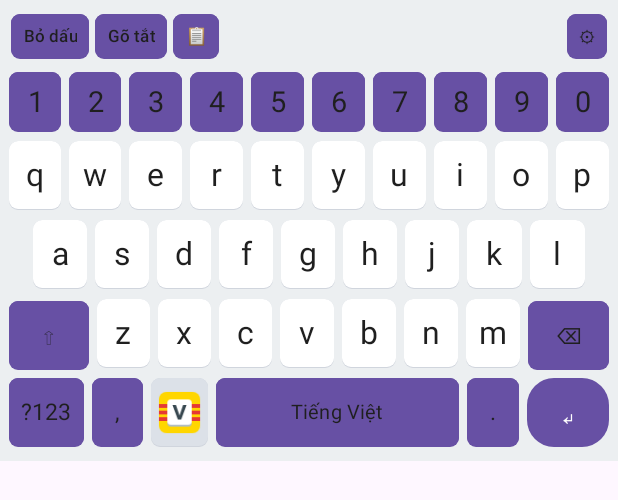
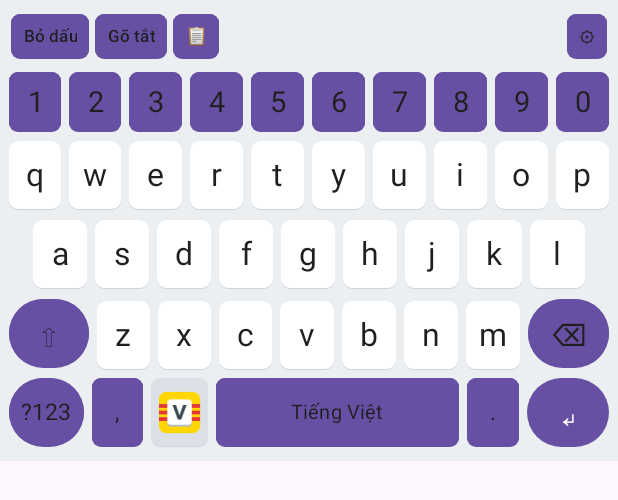
Before and after one commit to no-vici/vnchflex, an Android app: the layout keyboard_view.xml on its own in the app's theme, with its tools: preview values and no code run, on a phone screen of 412 x 824 dp. Shown: the top 500 px of the screen. Run offline under Robolectric (Android 15) with nearby library versions, the phone set to English and light mode, and no system bars.

Commit message:
fix(ui,ime): remove composing underline, set app icon, and use Gboard oval keys with larger icons

```diff
--- a/app/src/main/AndroidManifest.xml
+++ b/app/src/main/AndroidManifest.xml
@@ -3,6 +3,8 @@
 
     <application
         android:allowBackup="true"
+        android:icon="@drawable/ic_switch_ime_logo"
+        android:roundIcon="@drawable/ic_switch_ime_logo"
         android:label="@string/app_name"
         android:supportsRtl="true"
         android:theme="@style/Theme.VietKeyboard">
--- a/app/src/main/res/drawable/key_enter_bg.xml
+++ b/app/src/main/res/drawable/key_enter_bg.xml
@@ -1,5 +1,5 @@
 <?xml version="1.0" encoding="utf-8"?>
 <shape xmlns:android="http://schemas.android.com/apk/res/android" android:shape="rectangle">
     <solid android:color="@color/accent" />
-    <corners android:radius="18dp" />
+    <corners android:radius="24dp" />
 </shape>
--- /dev/null
+++ b/app/src/main/res/drawable/key_oval_func_bg.xml
@@ -0,0 +1,15 @@
+<?xml version="1.0" encoding="utf-8"?>
+<layer-list xmlns:android="http://schemas.android.com/apk/res/android">
+    <item>
+        <shape android:shape="rectangle">
+            <solid android:color="@color/key_shadow" />
+            <corners android:radius="24dp" />
+        </shape>
+    </item>
+    <item android:bottom="1.2dp">
+        <shape android:shape="rectangle">
+            <solid android:color="@color/key_func_bg" />
+            <corners android:radius="24dp" />
+        </shape>
+    </item>
+</layer-list>
--- a/app/src/main/res/layout/keyboard_view.xml
+++ b/app/src/main/res/layout/keyboard_view.xml
@@ -112,7 +112,7 @@
 
         <!-- Row 3: Gboard Shift (⇧) + Z X C V B N M + Backspace (⌫) -->
         <LinearLayout android:layout_width="match_parent" android:layout_height="wrap_content" android:orientation="horizontal">
-            <Button android:id="@+id/key_shift" style="@style/FuncKeyBtn" android:layout_weight="1.5" android:text="⇧" />
+            <Button android:id="@+id/key_shift" style="@style/OvalIconKeyBtn" android:layout_weight="1.5" android:text="⇧" />
             <com.vnchflex.vietkeyboard.ime.GboardKeyButton android:id="@+id/key_z" style="@style/KeyBtn" android:text="z" />
             <com.vnchflex.vietkeyboard.ime.GboardKeyButton android:id="@+id/key_x" style="@style/KeyBtn" android:text="x" />
             <com.vnchflex.vietkeyboard.ime.GboardKeyButton android:id="@+id/key_c" style="@style/KeyBtn" android:text="c" />
@@ -120,12 +120,12 @@
             <com.vnchflex.vietkeyboard.ime.GboardKeyButton android:id="@+id/key_b" style="@style/KeyBtn" android:text="b" />
             <com.vnchflex.vietkeyboard.ime.GboardKeyButton android:id="@+id/key_n" style="@style/KeyBtn" android:text="n" />
             <com.vnchflex.vietkeyboard.ime.GboardKeyButton android:id="@+id/key_m" style="@style/KeyBtn" android:text="m" />
-            <Button android:id="@+id/key_backspace" style="@style/FuncKeyBtn" android:layout_weight="1.5" android:text="⌫" />
+            <Button android:id="@+id/key_backspace" style="@style/OvalIconKeyBtn" android:layout_weight="1.5" android:text="⌫" />
         </LinearLayout>
 
         <!-- Row 4: ?123 | , | Logo Switch IME | (Optional Emoji) | Spacebar | . | Enter -->
         <LinearLayout android:layout_width="match_parent" android:layout_height="wrap_content" android:baselineAligned="false" android:gravity="center_vertical" android:orientation="horizontal">
-            <Button android:id="@+id/key_mode_symbols" style="@style/FuncKeyBtn" android:layout_weight="1.3" android:text="\?123" />
+            <Button android:id="@+id/key_mode_symbols" style="@style/OvalFuncKeyBtn" android:layout_weight="1.3" android:text="\?123" />
             <Button android:id="@+id/key_comma" style="@style/FuncKeyBtn" android:layout_weight="0.9" android:text="," />
             <ImageButton android:id="@+id/key_switch_ime" style="@style/LogoSwitchKeyBtn" android:layout_weight="1.0" android:src="@drawable/ic_switch_ime_logo" android:contentDescription="@string/app_name" />
             <Button android:id="@+id/key_emoji" style="@style/FuncKeyBtn" android:layout_weight="0.9" android:text="😊" android:visibility="gone" />
@@ -178,11 +178,11 @@
             <Button android:id="@+id/s1_semi" style="@style/KeyBtn" android:text=";" />
             <Button android:id="@+id/s1_excl" style="@style/KeyBtn" android:text="!" />
             <Button android:id="@+id/s1_quest" style="@style/KeyBtn" android:text="\?" />
-            <Button android:id="@+id/key_backspace_s1" style="@style/FuncKeyBtn" android:layout_weight="1.5" android:text="⌫" />
+            <Button android:id="@+id/key_backspace_s1" style="@style/OvalIconKeyBtn" android:layout_weight="1.5" android:text="⌫" />
         </LinearLayout>
 
         <LinearLayout android:layout_width="match_parent" android:layout_height="wrap_content" android:baselineAligned="false" android:gravity="center_vertical" android:orientation="horizontal">
-            <Button android:id="@+id/key_mode_letters_s1" style="@style/FuncKeyBtn" android:layout_weight="1.3" android:text="ABC" />
+            <Button android:id="@+id/key_mode_letters_s1" style="@style/OvalFuncKeyBtn" android:layout_weight="1.3" android:text="ABC" />
             <Button android:id="@+id/s1_comma" style="@style/FuncKeyBtn" android:layout_weight="0.9" android:text="," />
             <ImageButton android:id="@+id/key_switch_ime_s1" style="@style/LogoSwitchKeyBtn" android:layout_weight="1.0" android:src="@drawable/ic_switch_ime_logo" android:contentDescription="@string/app_name" />
             <Button android:id="@+id/key_space_s1" style="@style/SpaceKeyBtn" android:layout_weight="4.2" android:text="@string/key_space" />
@@ -234,11 +234,11 @@
             <Button android:id="@+id/s2_check" style="@style/KeyBtn" android:text="✓" />
             <Button android:id="@+id/s2_lbrack" style="@style/KeyBtn" android:text="[" />
             <Button android:id="@+id/s2_rbrack" style="@style/KeyBtn" android:text="]" />
-            <Button android:id="@+id/key_backspace_s2" style="@style/FuncKeyBtn" android:layout_weight="1.5" android:text="⌫" />
+            <Button android:id="@+id/key_backspace_s2" style="@style/OvalIconKeyBtn" android:layout_weight="1.5" android:text="⌫" />
         </LinearLayout>
 
         <LinearLayout android:layout_width="match_parent" android:layout_height="wrap_content" android:baselineAligned="false" android:gravity="center_vertical" android:orientation="horizontal">
-            <Button android:id="@+id/key_mode_letters_s2" style="@style/FuncKeyBtn" android:layout_weight="1.3" android:text="ABC" />
+            <Button android:id="@+id/key_mode_letters_s2" style="@style/OvalFuncKeyBtn" android:layout_weight="1.3" android:text="ABC" />
             <Button android:id="@+id/s2_lt" style="@style/FuncKeyBtn" android:layout_weight="0.9" android:text="&lt;" />
             <ImageButton android:id="@+id/key_switch_ime_s2" style="@style/LogoSwitchKeyBtn" android:layout_weight="1.0" android:src="@drawable/ic_switch_ime_logo" android:contentDescription="@string/app_name" />
             <Button android:id="@+id/key_space_s2" style="@style/SpaceKeyBtn" android:layout_weight="4.2" android:text="@string/key_space" />
--- a/app/src/main/res/values/styles.xml
+++ b/app/src/main/res/values/styles.xml
@@ -43,6 +43,14 @@
         <item name="android:gravity">center</item>
     </style>
 
+    <style name="OvalFuncKeyBtn" parent="FuncKeyBtn">
+        <item name="android:background">@drawable/key_oval_func_bg</item>
+    </style>
+
+    <style name="OvalIconKeyBtn" parent="OvalFuncKeyBtn">
+        <item name="android:textSize">21sp</item>
+    </style>
+
     <style name="LogoSwitchKeyBtn" parent="FuncKeyBtn">
         <item name="android:scaleType">fitCenter</item>
         <item name="android:padding">4dp</item>
@@ -51,7 +59,7 @@
     <style name="EnterKeyBtn" parent="KeyBase">
         <item name="android:background">@drawable/key_enter_bg</item>
         <item name="android:textColor">@color/enter_text</item>
-        <item name="android:textSize">18sp</item>
+        <item name="android:textSize">22sp</item>
         <item name="android:gravity">center</item>
     </style>
 
```
Also changed, not shown: app/src/main/java/com/vnchflex/vietkeyboard/engine/VietnameseEngine.kt (+22 -7 lines), 1 other file.
